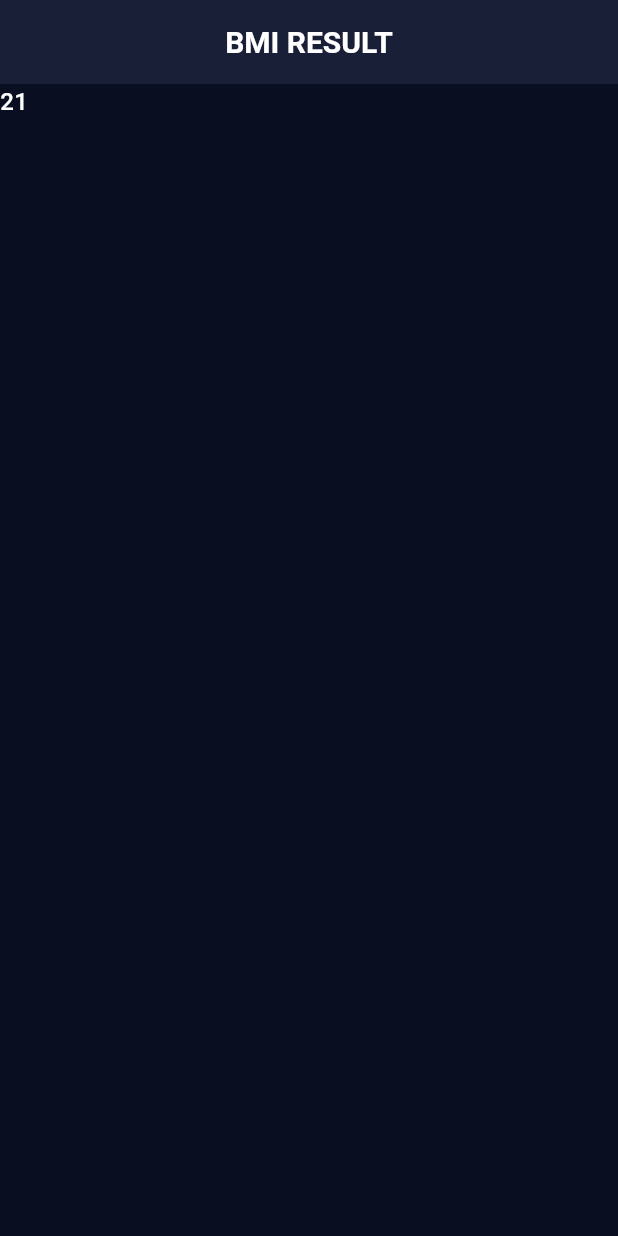
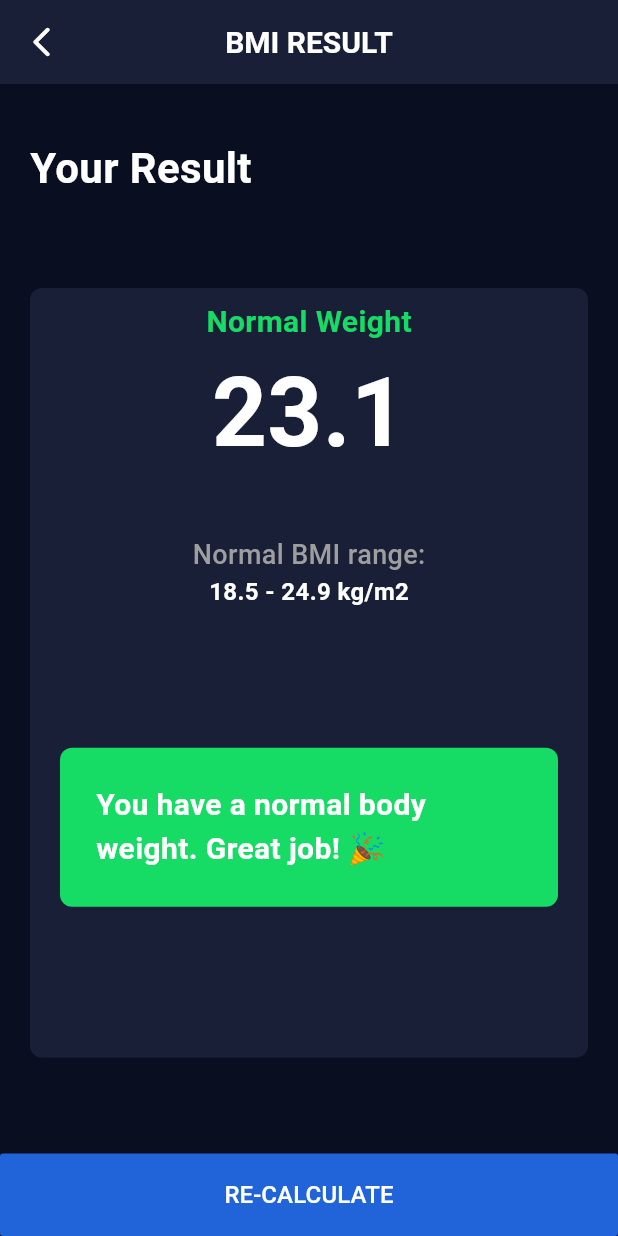
Before and after one commit to ojpro/bmi-calculator-app, a Flutter app: the screen it shows after launch, after a tap on "CALCULATE", on a phone screen of 412 x 824 dp. Run offline on Flutter 3.47's test engine with Material 3 defaults, Android fonts, the phone set to English and light mode, and no system bars.

Commit message:
feat(result): completed result screen

```diff
--- a/lib/modules/result.dart
+++ b/lib/modules/result.dart
@@ -1,12 +1,121 @@
+import 'package:bmi_calculator/models/interpretation.dart';
 import 'package:bmi_calculator/models/user_info.dart';
+import 'package:bmi_calculator/modules/home.dart';
+import 'package:bmi_calculator/shared/colors/main_palette.dart';
+import 'package:bmi_calculator/shared/components/buttons/default_button.dart';
+import 'package:bmi_calculator/shared/components/buttons/icon_button.dart';
 import 'package:bmi_calculator/shared/components/default_text.dart';
+import 'package:bmi_calculator/shared/components/elements/box.dart';
 import 'package:bmi_calculator/shared/layouts/default_layout.dart';
-import 'package:flutter/cupertino.dart';
+import 'package:flutter/material.dart';
 
 class ResultScreen extends StatelessWidget {
+  const ResultScreen({super.key});
+
   @override
   Widget build(BuildContext context) {
+    double score = UserInfo.calculateBMIScore();
+    InterpretationType.interpret(score);
+
     return defaultLayout(
-        title: 'BMI RESULT', slot: defaultText(text: '${UserInfo.age}'));
+      title: 'BMI RESULT',
+      leading: iconButton(
+          onClick: () => {
+                Navigator.push(
+                  context,
+                  MaterialPageRoute(
+                    builder: (BuildContext context) => const HomeScreen(),
+                  ),
+                )
+              },
+          icon: Icons.arrow_back_ios_rounded,
+          iconBackground: Colors.transparent),
+      slot: Column(
+        crossAxisAlignment: CrossAxisAlignment.stretch,
+        children: [
+          Padding(
+            padding: const EdgeInsets.symmetric(vertical: 36, horizontal: 20),
+            child: defaultText(
+                text: 'Your Result', fontSize: 28, fontWeight: FontWeight.bold),
+          ),
+          Expanded(
+            child: Padding(
+              padding: const EdgeInsets.only(
+                  top: 24, bottom: 64, left: 20, right: 20),
+              child: box(
+                slot: Column(
+                  mainAxisSize: MainAxisSize.max,
+                  mainAxisAlignment: MainAxisAlignment.spaceEvenly,
+                  children: [
+                    defaultText(
+                      text: InterpretationType.value,
+                      fontSize: 20,
+                      fontWeight: FontWeight.bold,
+                      color: Color(InterpretationType.color),
+                    ),
+                    Column(
+                      mainAxisAlignment: MainAxisAlignment.center,
+                      children: [
+                        defaultText(
+                            text: score.toStringAsFixed(1),
+                            fontSize: 64,
+                            fontWeight: FontWeight.bold),
+                      ],
+                    ),
+                    const SizedBox(
+                      height: 36,
+                    ),
+                    defaultText(
+                        text: 'Normal BMI range:',
+                        color: Colors.grey,
+                        fontSize: 18),
+                    defaultText(
+                        text: '18.5 - 24.9 kg/m2', fontWeight: FontWeight.w600),
+                    Expanded(
+                      child: Column(
+                        mainAxisAlignment: MainAxisAlignment.spaceEvenly,
+                        crossAxisAlignment: CrossAxisAlignment.stretch,
+                        mainAxisSize: MainAxisSize.max,
+                        children: [
+                          Padding(
+                            padding: const EdgeInsets.symmetric(
+                              horizontal: 12,
+                              vertical: 8,
+                            ),
+                            child: box(
+                              color: Color(InterpretationType.color),
+                              padding: const EdgeInsets.symmetric(
+                                vertical: 24,
+                                horizontal: 24,
+                              ),
+                              slot: defaultText(
+                                text: InterpretationType.note,
+                                fontSize: 20,
+                                fontWeight: FontWeight.bold,
+                              ),
+                            ),
+                          ),
+                        ],
+                      ),
+                    ),
+                  ],
+                ),
+              ),
+            ),
+          ),
+          defaultButton(
+              title: 'RE-CALCULATE',
+              onClick: () => {
+                    Navigator.push(
+                      context,
+                      MaterialPageRoute(
+                        builder: (BuildContext context) => const HomeScreen(),
+                      ),
+                    )
+                  },
+              color: MainPalette.blue),
+        ],
+      ),
+    );
   }
 }
```
